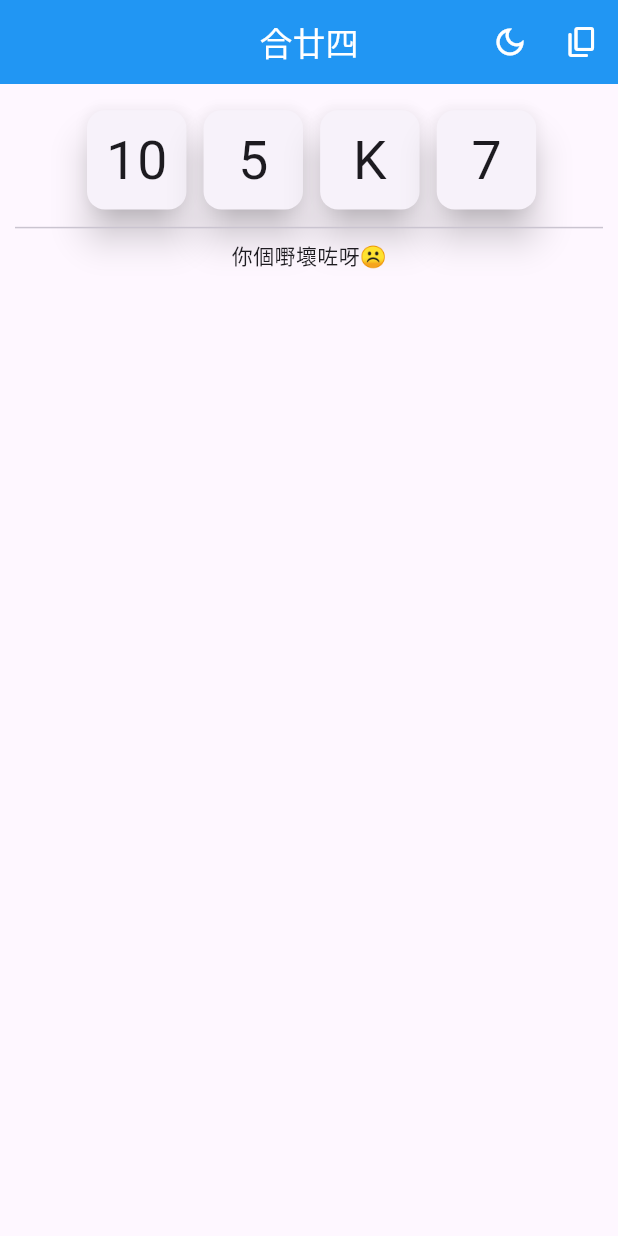
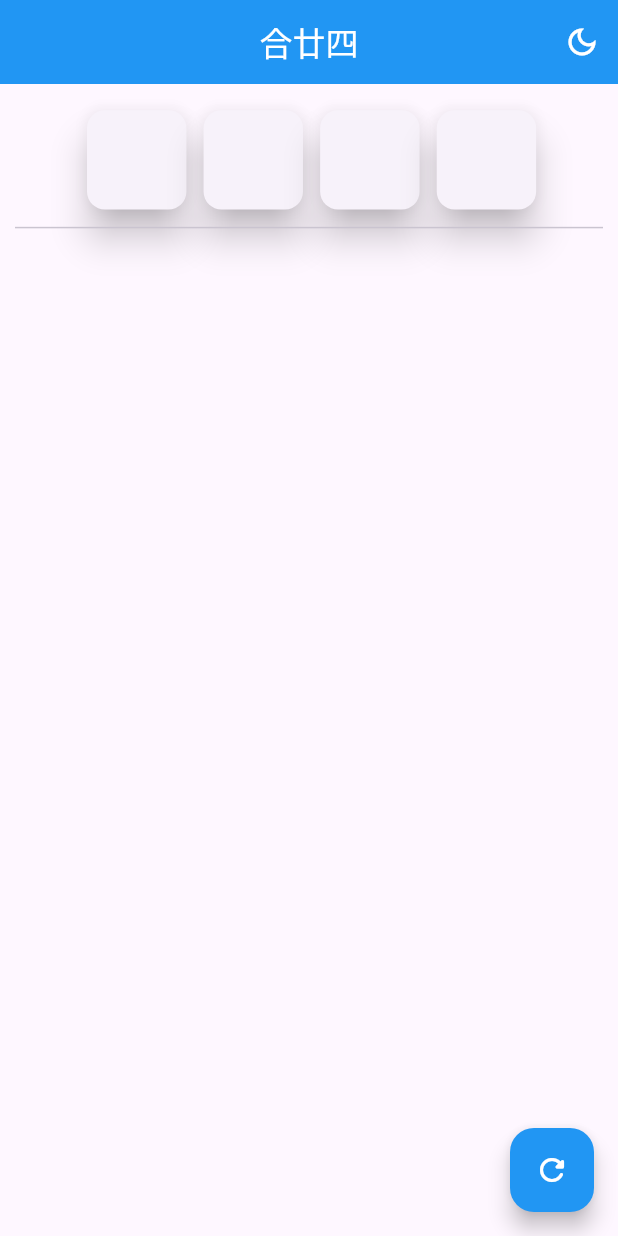
Before and after one commit to jkclee123/combine24, a Flutter app: the screen it shows after launch, on a phone screen of 412 x 824 dp. Run offline on Flutter 3.47's test engine with Material 3 defaults, Android fonts, the phone set to English and light mode, and no system bars; our stand-ins replace equatable, flutter_bloc, keyboard_actions, responsive_grid, tuple; missing offline and left inert: function_tree.

Commit message:
use floating action button for random draw

```diff
--- a/lib/config/const.dart
+++ b/lib/config/const.dart
@@ -1,5 +1,6 @@
 class Const {
   static const String title = "合廿四";
+  static const String randomDrawTooltip = "抽牌";
   static const String space = " ";
   static const String emptyString = "";
   static const String tempSign = "@";
@@ -60,7 +61,6 @@ class OpConst {
 class AppBarConst {
   static const String lightModeTooltip = "淺色模式";
   static const String dartModeTooltip = "深色模式";
-  static const String randomDrawTooltip = "出題";
 }
 
 class HandViewConst {
--- a/lib/pages/home/home_bloc.dart
+++ b/lib/pages/home/home_bloc.dart
@@ -25,13 +25,6 @@ class HomeBloc extends Bloc<HomeEvent, HomeState> {
     on<HomeSubmitEvent>(_submit);
     on<HomeTestEvent>(_test);
     on<HomeResetEvent>(_reset);
-    _randomDrawOnInit();
-  }
-
-  void _randomDrawOnInit() {
-    Future.delayed(const Duration(milliseconds: 100), () {
-      add(HomeRandomDrawEvent());
-    });
   }
 
   void _randomDraw(HomeRandomDrawEvent event, Emitter<HomeState> emit) {
--- a/lib/pages/home/views/home_view.dart
+++ b/lib/pages/home/views/home_view.dart
@@ -101,6 +101,22 @@ class _HomeViewState extends State<HomeView> {
               ],
             ),
           ),
+        // IconButton(
+        //   onPressed: () {
+        //     keyboardNotifier.value = Const.emptyString;
+        //     BlocProvider.of<HomeBloc>(context).add(HomeRandomDrawEvent());
+        //   },
+        //   icon: const Icon(Icons.copy_rounded),
+        //   tooltip: AppBarConst.randomDrawTooltip,
+        // ),
+          floatingActionButton: FloatingActionButton(
+            onPressed: () {
+              keyboardNotifier.value = Const.emptyString;
+              BlocProvider.of<HomeBloc>(context).add(HomeRandomDrawEvent());
+            },
+            tooltip: Const.randomDrawTooltip,
+            child: const Icon(Icons.refresh_rounded),
+          ),
         ),
       );
     });
@@ -138,14 +154,6 @@ class _HomeViewState extends State<HomeView> {
           tooltip: Theme.of(context).brightness == Brightness.light
               ? AppBarConst.dartModeTooltip
               : AppBarConst.lightModeTooltip,
-        ),
-        IconButton(
-          onPressed: () {
-            keyboardNotifier.value = Const.emptyString;
-            BlocProvider.of<HomeBloc>(context).add(HomeRandomDrawEvent());
-          },
-          icon: const Icon(Icons.copy_rounded),
-          tooltip: AppBarConst.randomDrawTooltip,
         ),
       ],
     );
--- a/lib/theme_cubit.dart
+++ b/lib/theme_cubit.dart
@@ -13,10 +13,18 @@ class ThemeCubit extends Cubit<ThemeData> {
       backgroundColor: Colors.blue,
       foregroundColor: Colors.white,
     ),
+    floatingActionButtonTheme: const FloatingActionButtonThemeData().copyWith(
+      backgroundColor: Colors.blue,
+      foregroundColor: Colors.white,
+    ),
   );
 
   static final _darkTheme = ThemeData.dark().copyWith(
     appBarTheme: const AppBarTheme().copyWith(
+      backgroundColor: Colors.amber,
+      foregroundColor: Colors.black,
+    ),
+    floatingActionButtonTheme: const FloatingActionButtonThemeData().copyWith(
       backgroundColor: Colors.amber,
       foregroundColor: Colors.black,
     ),
```
